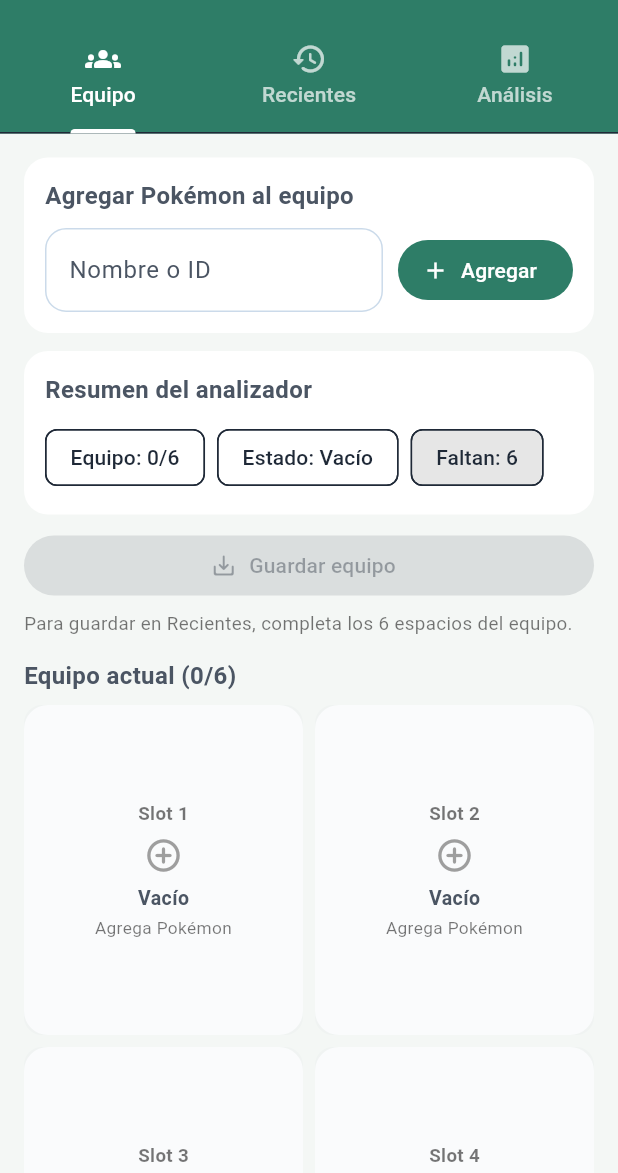
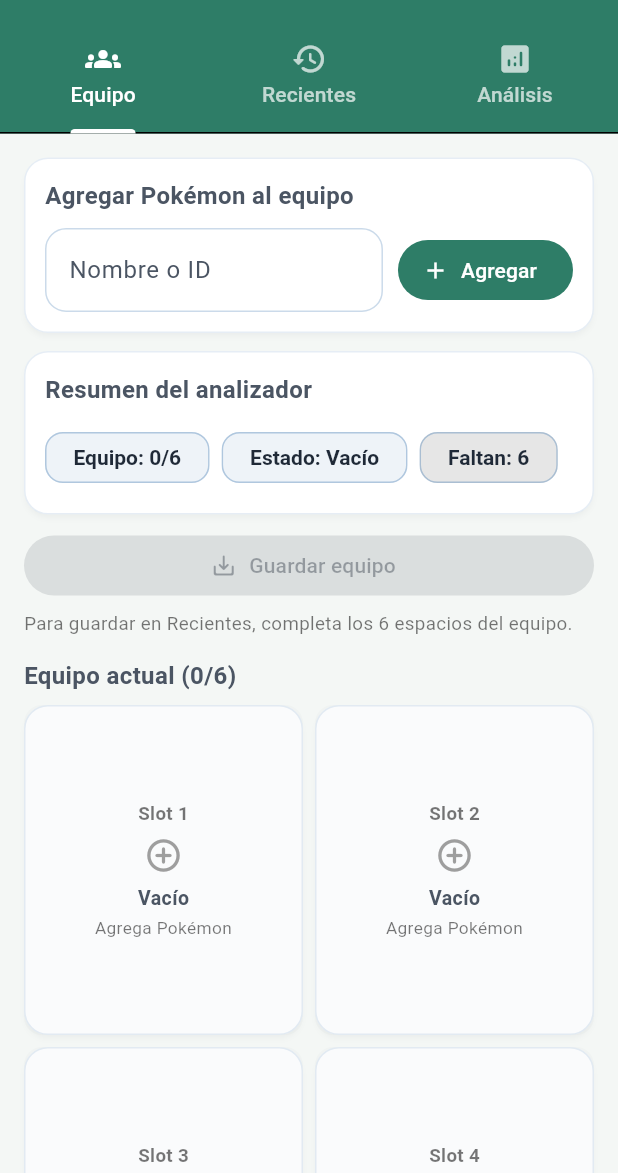
Before and after one commit to DanielLeivaUMG/proyecto-final-progra3, a Flutter app: the PantallaTablaHashPokemon screen opened directly, on a phone screen of 412 x 824 dp, the part 63-1236 px from its top. Run offline on Flutter 3.47's test engine with Material 3 defaults, Android fonts, the phone set to English and light mode, and no system bars; network calls fail; statements that could not run were skipped.

Commit message:
[INT4][E3] ajustar tema visual de la aplicacion

```diff
--- a/lib/nucleo/tema/tema_app.dart
+++ b/lib/nucleo/tema/tema_app.dart
@@ -6,18 +6,19 @@
 
   static final ThemeData temaClaro = ThemeData(
     useMaterial3: true,
-    scaffoldBackgroundColor: ColoresApp.fondo,
-    colorScheme: ColorScheme(
-      brightness: Brightness.light,
+    colorScheme: ColorScheme.light(
       primary: ColoresApp.primario,
       onPrimary: Colors.white,
       secondary: ColoresApp.secundario,
       onSecondary: Colors.white,
+      tertiary: ColoresApp.acento,
+      onTertiary: ColoresApp.textoPrincipal,
+      surface: ColoresApp.tarjeta,
+      onSurface: ColoresApp.textoPrincipal,
       error: Colors.red.shade700,
       onError: Colors.white,
-      surface: ColoresApp.tarjeta,
-      onSurface: ColoresApp.textoPrincipal,
     ),
+    scaffoldBackgroundColor: ColoresApp.fondo,
     appBarTheme: const AppBarTheme(
       backgroundColor: ColoresApp.primario,
       foregroundColor: Colors.white,
@@ -26,9 +27,12 @@
     ),
     cardTheme: CardThemeData(
       color: ColoresApp.tarjeta,
-      elevation: 0,
+      elevation: 1.5,
+      shadowColor: ColoresApp.textoPrincipal.withValues(alpha: 0.08),
+      surfaceTintColor: ColoresApp.tarjeta,
       shape: RoundedRectangleBorder(
         borderRadius: BorderRadius.circular(16),
+        side: BorderSide(color: ColoresApp.secundario.withValues(alpha: 0.12)),
       ),
       margin: EdgeInsets.zero,
     ),
@@ -37,32 +41,78 @@
         backgroundColor: ColoresApp.primario,
         foregroundColor: Colors.white,
         minimumSize: const Size.fromHeight(52),
-        shape: RoundedRectangleBorder(
-          borderRadius: BorderRadius.circular(14),
+        elevation: 0.5,
+        shape: RoundedRectangleBorder(borderRadius: BorderRadius.circular(14)),
+        textStyle: const TextStyle(fontSize: 15, fontWeight: FontWeight.w600),
+      ),
+    ),
+    outlinedButtonTheme: OutlinedButtonThemeData(
+      style: OutlinedButton.styleFrom(
+        foregroundColor: ColoresApp.secundario,
+        minimumSize: const Size.fromHeight(52),
+        side: BorderSide(
+          color: ColoresApp.secundario.withValues(alpha: 0.45),
+          width: 1.2,
         ),
-        textStyle: const TextStyle(
-          fontSize: 15,
-          fontWeight: FontWeight.w600,
-        ),
+        shape: RoundedRectangleBorder(borderRadius: BorderRadius.circular(14)),
+        textStyle: const TextStyle(fontSize: 15, fontWeight: FontWeight.w600),
       ),
+    ),
+    textButtonTheme: TextButtonThemeData(
+      style: TextButton.styleFrom(
+        foregroundColor: ColoresApp.acento,
+        textStyle: const TextStyle(fontSize: 14, fontWeight: FontWeight.w700),
+      ),
+    ),
+    floatingActionButtonTheme: const FloatingActionButtonThemeData(
+      backgroundColor: ColoresApp.acento,
+      foregroundColor: ColoresApp.textoPrincipal,
+      elevation: 2,
+      shape: RoundedRectangleBorder(
+        borderRadius: BorderRadius.all(Radius.circular(16)),
+      ),
+    ),
+    chipTheme: ChipThemeData(
+      backgroundColor: ColoresApp.secundario.withValues(alpha: 0.08),
+      selectedColor: ColoresApp.acento.withValues(alpha: 0.3),
+      disabledColor: ColoresApp.secundario.withValues(alpha: 0.06),
+      deleteIconColor: ColoresApp.textoSecundario,
+      side: BorderSide(color: ColoresApp.secundario.withValues(alpha: 0.18)),
+      shape: RoundedRectangleBorder(borderRadius: BorderRadius.circular(12)),
+      labelStyle: const TextStyle(
+        color: ColoresApp.textoPrincipal,
+        fontWeight: FontWeight.w600,
+      ),
+      secondaryLabelStyle: const TextStyle(
+        color: ColoresApp.textoPrincipal,
+        fontWeight: FontWeight.w600,
+      ),
+      padding: const EdgeInsets.symmetric(horizontal: 10, vertical: 6),
+      brightness: Brightness.light,
     ),
     inputDecorationTheme: InputDecorationTheme(
       filled: true,
       fillColor: ColoresApp.tarjeta,
       border: OutlineInputBorder(
         borderRadius: BorderRadius.circular(14),
-        borderSide: BorderSide(color: ColoresApp.secundario.withValues(alpha: 0.25)),
+        borderSide: BorderSide(
+          color: ColoresApp.secundario.withValues(alpha: 0.25),
+        ),
       ),
       enabledBorder: OutlineInputBorder(
         borderRadius: BorderRadius.circular(14),
-        borderSide: BorderSide(color: ColoresApp.secundario.withValues(alpha: 0.25)),
+        borderSide: BorderSide(
+          color: ColoresApp.secundario.withValues(alpha: 0.25),
+        ),
       ),
       focusedBorder: const OutlineInputBorder(
         borderRadius: BorderRadius.all(Radius.circular(14)),
         borderSide: BorderSide(color: ColoresApp.primario, width: 1.5),
       ),
       labelStyle: const TextStyle(color: ColoresApp.textoSecundario),
-      hintStyle: TextStyle(color: ColoresApp.textoSecundario.withValues(alpha: 0.85)),
+      hintStyle: TextStyle(
+        color: ColoresApp.textoSecundario.withValues(alpha: 0.85),
+      ),
     ),
     textTheme: const TextTheme(
       headlineSmall: TextStyle(
@@ -73,9 +123,7 @@
         color: ColoresApp.textoPrincipal,
         fontWeight: FontWeight.w600,
       ),
-      bodyMedium: TextStyle(
-        color: ColoresApp.textoSecundario,
-      ),
+      bodyMedium: TextStyle(color: ColoresApp.textoSecundario),
     ),
   );
 }
```
